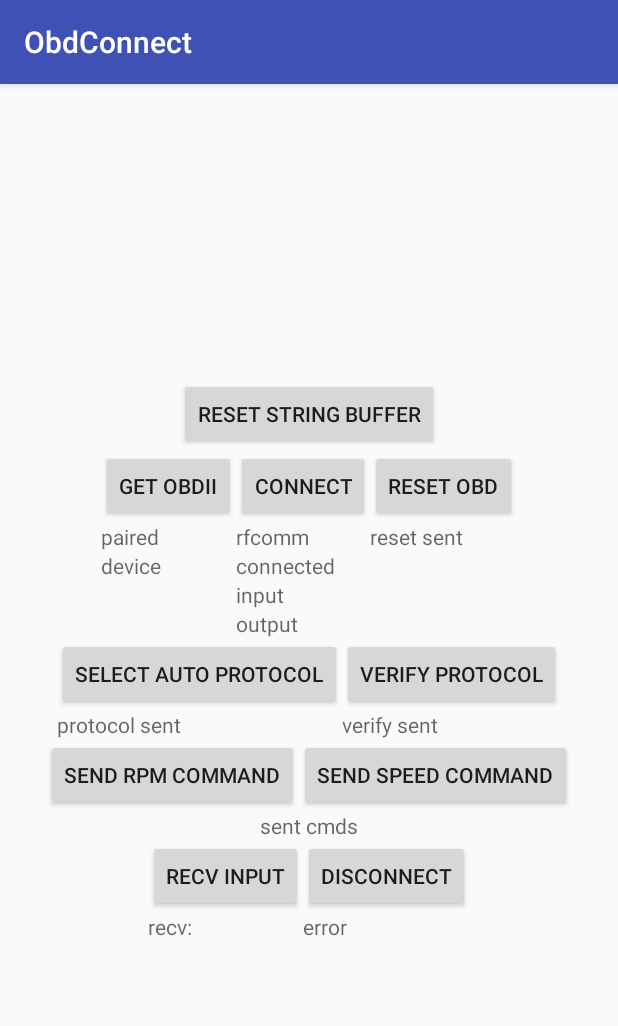
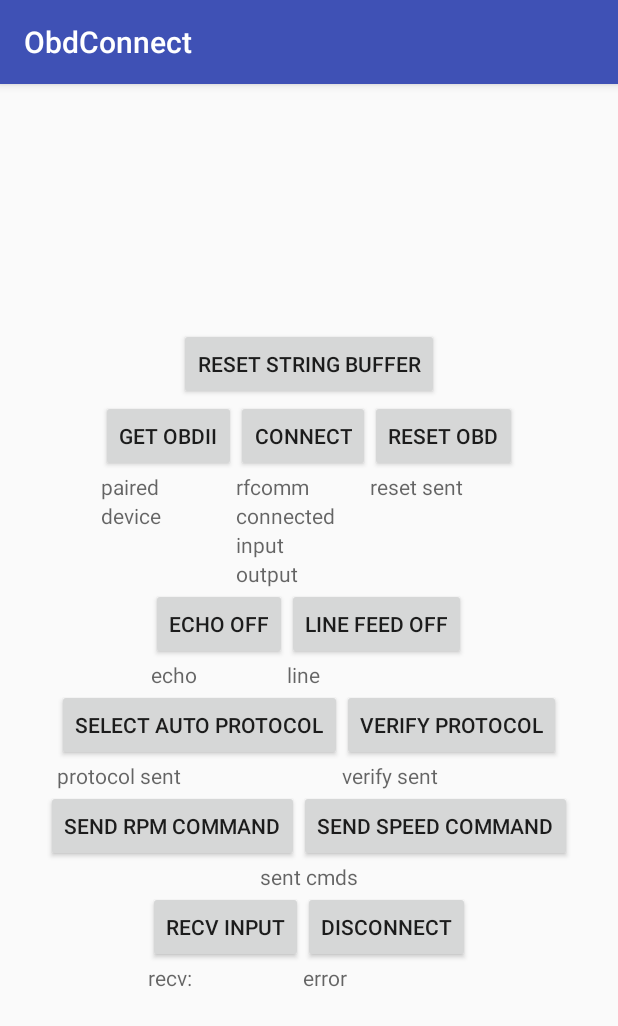
Before and after one commit to Aaronmb123/obdConnect, an Android app: the screen it shows after launch (MainActivity), on a phone screen of 412 x 824 dp. Shown: the top 1026 px of the screen. Run offline under Robolectric (Android 15) with nearby library versions, the phone set to English and light mode, and no system bars.

Commit message:
added linefeed, echo off functionality

```diff
--- a/app/src/main/res/layout/activity_main.xml
+++ b/app/src/main/res/layout/activity_main.xml
@@ -95,6 +95,49 @@
 
         </LinearLayout>
 
+
+    </LinearLayout>
+
+    <LinearLayout
+        android:layout_width="wrap_content"
+        android:layout_height="wrap_content"
+        android:orientation="horizontal">
+
+        <LinearLayout
+            android:layout_width="wrap_content"
+            android:layout_height="wrap_content"
+            android:orientation="vertical">
+
+            <Button
+                android:id="@+id/echo_button"
+                android:layout_width="wrap_content"
+                android:layout_height="wrap_content"
+                android:text="Echo Off"/>
+            <TextView
+                android:id="@+id/echo_text_view"
+                android:layout_width="wrap_content"
+                android:layout_height="wrap_content"
+                android:hint="echo"/>
+
+        </LinearLayout>
+
+        <LinearLayout
+            android:layout_width="wrap_content"
+            android:layout_height="wrap_content"
+            android:orientation="vertical">
+
+            <Button
+                android:id="@+id/line_button"
+                android:layout_width="wrap_content"
+                android:layout_height="wrap_content"
+                android:text="Line Feed Off"/>
+            <TextView
+                android:id="@+id/line_text_view"
+                android:layout_width="wrap_content"
+                android:layout_height="wrap_content"
+                android:hint="line"/>
+
+        </LinearLayout>
 
     </LinearLayout>
 
```
Also changed, not shown: app/src/main/java/com/bakeaaro/obdconnect/MainActivity.java (+83 -22 lines).
